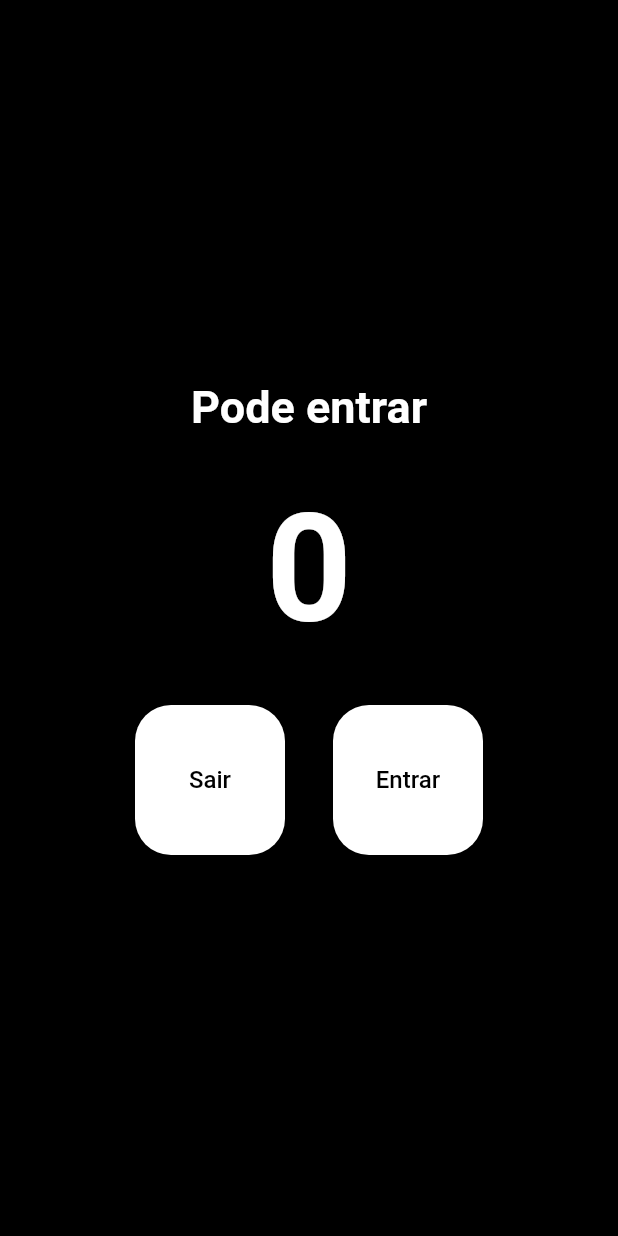
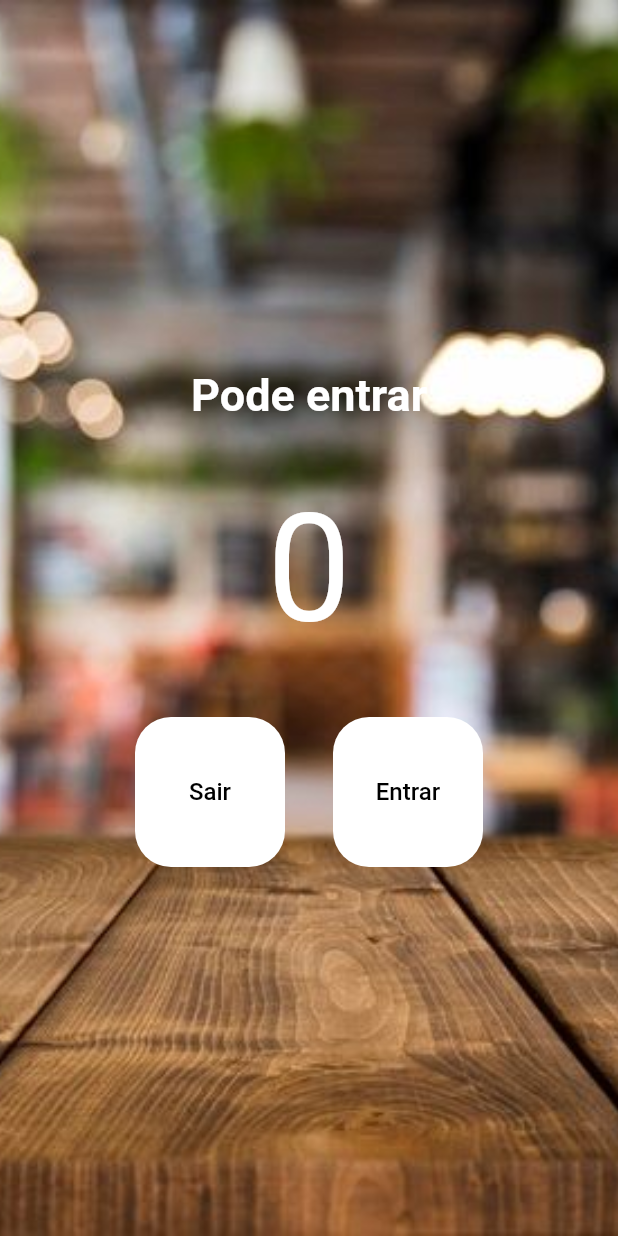
Before and after one commit to barrosar2022/programacao_para_dispositivos_moveis, a Flutter app: the screen it shows after launch, on a phone screen of 412 x 824 dp. Run offline on Flutter 3.47's test engine with Material 2 defaults, Android fonts, the phone set to English and light mode, and no system bars.

Commit message:
Versão 08

```diff
--- a/lib/main.dart
+++ b/lib/main.dart
@@ -32,7 +32,14 @@ class HomePage extends StatelessWidget {
   Widget build(BuildContext context) {
     return Scaffold(
       backgroundColor: Colors.black,
-      body: Column(
+      body: Container(
+        decoration: BoxDecoration(
+          image: DecorationImage(
+            image: AssetImage('assets/images/fundo.jpg'),
+            fit: BoxFit.cover,
+          )
+        ),
+        child: Column(
         mainAxisAlignment: MainAxisAlignment.center,
         children: [
           Text(
@@ -42,15 +49,16 @@ class HomePage extends StatelessWidget {
                 color: Colors.white,
                 fontWeight: FontWeight.w700),
           ),
-          SizedBox(height: 32),
-          Text(
+          const Padding(
+            padding: EdgeInsets.all(40),
+            child: Text(
               '0',
               style: TextStyle(
                 fontSize: 100,
                 color: Colors.white,
-                fontWeight: FontWeight.w700),
               ),
-          SizedBox(height: 32),
+            ),
+          ),
           Row(
             mainAxisAlignment: MainAxisAlignment.center,
             children:[
@@ -92,7 +100,9 @@ class HomePage extends StatelessWidget {
             ],
           ),
         ],
-      ),
+      ),),
+
+
     );
   }
 }
--- a/pubspec.yaml
+++ b/pubspec.yaml
@@ -62,6 +62,8 @@ flutter:
   # assets:
   #   - images/a_dot_burr.jpeg
   #   - images/a_dot_ham.jpeg
+  assets:
+    - assets/images/fundo.jpg
 
   # An image asset can refer to one or more resolution-specific "variants", see
   # https://flutter.dev/assets-and-images/#resolution-aware
```
Also changed, not shown: assets/images/fundo.jpg (added). Lines whose indentation alone changed are shown as unchanged.
